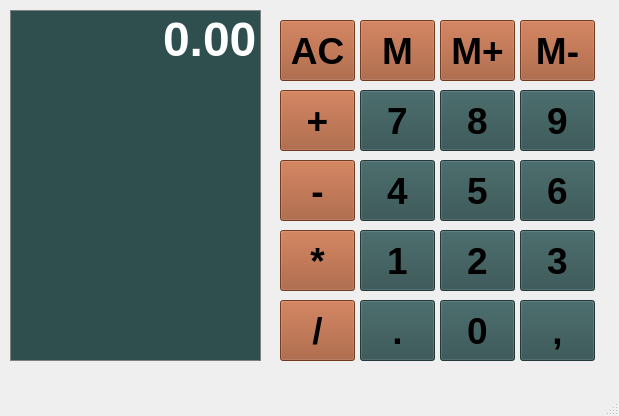
Above: Calculator/calcd.ui from mateusribeirocampos/Calcd_Qt before the change. Below: the same form after it.
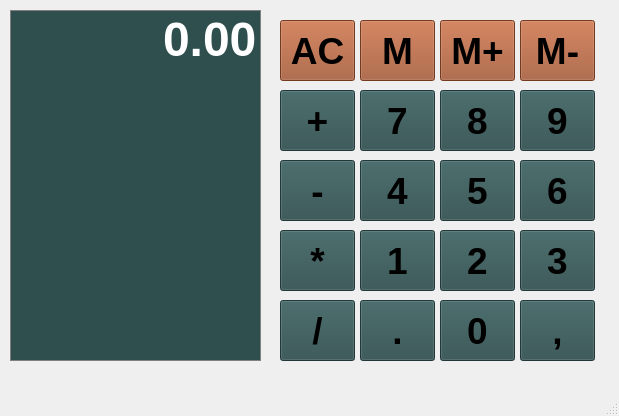
That is the form after the change.

```diff
--- a/Calculator/calcd.ui
+++ b/Calculator/calcd.ui
@@ -395,7 +395,7 @@
     </property>
     <property name="styleSheet">
      <string notr="true">QPushButton{
-	background-color: #A0522D;
+	background-color: DarkSlateGray;
 	boder: 1px solid blue;
 	padding: 5px
 }
@@ -422,7 +422,7 @@
     </property>
     <property name="styleSheet">
      <string notr="true">QPushButton{
-	background-color: #A0522D;
+	background-color: DarkSlateGray;
 	boder: 1px solid blue;
 	padding: 5px
 }
@@ -449,7 +449,7 @@
     </property>
     <property name="styleSheet">
      <string notr="true">QPushButton{
-	background-color: #A0522D;
+	background-color: DarkSlateGray;
 	boder: 1px solid blue;
 	padding: 5px
 }
@@ -476,7 +476,7 @@
     </property>
     <property name="styleSheet">
      <string notr="true">QPushButton{
-	background-color: #A0522D;
+	background-color: DarkSlateGray;
 	boder: 1px solid blue;
 	padding: 5px
 }
```
